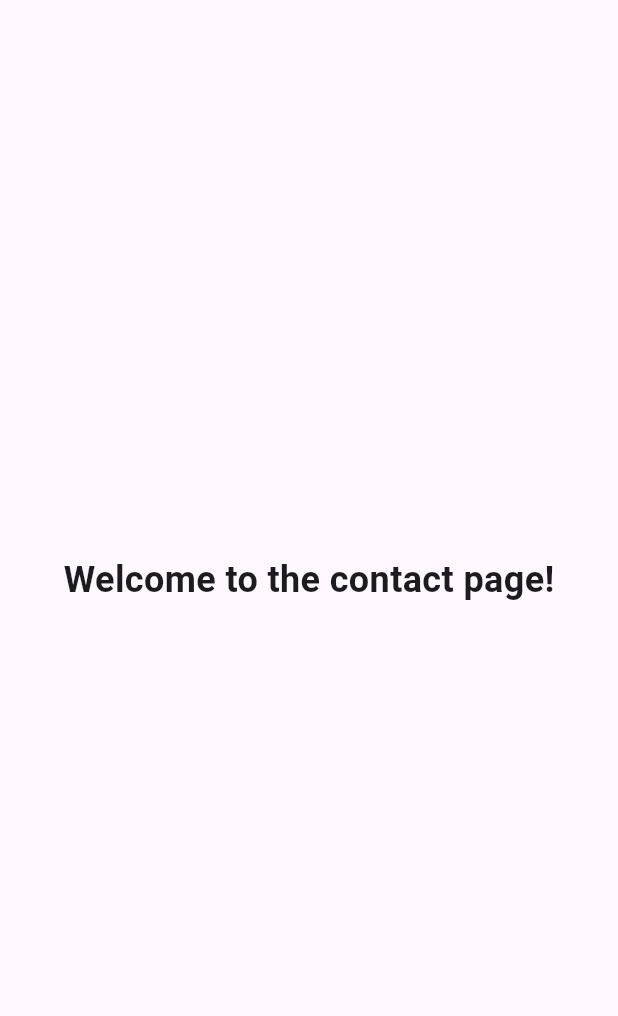
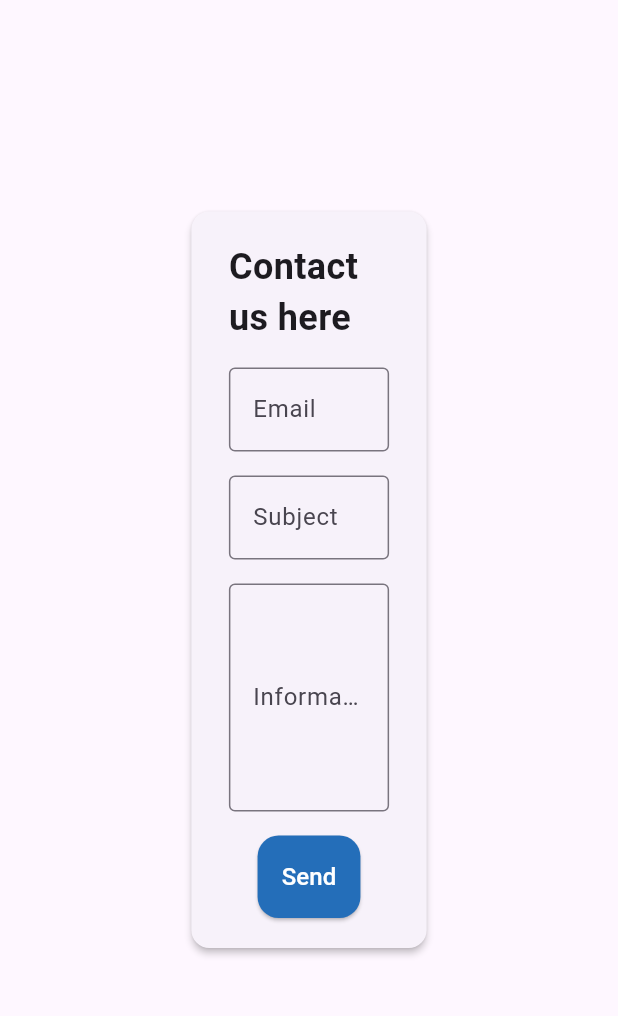
Before and after one commit to GianniQuinten/fluttercommerce, a Flutter app: the screen it shows after launch, after a tap on "Contact", on a phone screen of 412 x 824 dp, the part 114-1130 px from its top. Run offline on Flutter 3.47's test engine with Material 3 defaults, Android fonts, the phone set to English and light mode, and no system bars; network calls fail.

Commit message:
Made contactpage basis layout

```diff
--- a/lib/main.dart
+++ b/lib/main.dart
@@ -1,4 +1,5 @@
 import 'package:flutter/material.dart';
+import 'package:fluttercommerce/src/views/contact_page.dart';
 import 'package:fluttercommerce/src/views/shoe_overview_page.dart';
 import 'package:provider/provider.dart';
 import 'src/providers/shoe_provider.dart';
@@ -21,7 +22,7 @@ class MyApp extends StatelessWidget {
         theme: ThemeData(
           primarySwatch: Colors.blue,
         ),
-        home: HomePage(),
+        home: ContactPage(),
       ),
     );
   }
--- a/lib/src/views/contact_page.dart
+++ b/lib/src/views/contact_page.dart
@@ -2,21 +2,82 @@ import 'package:flutter/material.dart';
 import '../widget/app_bar.dart';
 
 class ContactPage extends StatelessWidget {
-  const ContactPage({super.key});
-
   @override
   Widget build(BuildContext context) {
+
+    double screenWidth = MediaQuery.of(context).size.width;
+    double contactFormPadding = screenWidth * 0.3; // Calculate padding based on screen width
+
     return Scaffold(
       appBar: MyAppBar(title: 'JustShoes'), // Use the AppBar widget
-      body: const Center(
-        child: Column(
-          mainAxisAlignment: MainAxisAlignment.center,
-          children: [
-            Text(
-              'Welcome to the contact page!',
-              style: TextStyle(fontSize: 24, fontWeight: FontWeight.bold),
+      body: Center(
+        child: Padding(
+          padding: EdgeInsets.fromLTRB(contactFormPadding, 25, contactFormPadding, 25),
+          child: Card(
+            elevation: 2,
+            shape: RoundedRectangleBorder(
+              borderRadius: BorderRadius.circular(12),
             ),
-          ],
+            child: Padding(
+              padding: const EdgeInsets.fromLTRB(25, 20, 25, 20),
+              child: Column(
+                mainAxisSize: MainAxisSize.min,
+                children: [
+                  Text(
+                    'Contact us here',
+                    style: TextStyle(
+                      fontSize: 24,
+                      fontWeight: FontWeight.bold,
+                    ),
+                  ),
+                  SizedBox(height: 16),
+                  TextField(
+                    decoration: InputDecoration(
+                      labelText: 'Email',
+                      border: OutlineInputBorder(),
+                    ),
+                  ),
+                  SizedBox(height: 16),
+                  TextField(
+                    decoration: InputDecoration(
+                      labelText: 'Subject',
+                      border: OutlineInputBorder(),
+                    ),
+                  ),
+                  SizedBox(height: 16),
+                  TextField(
+                    maxLines: 5,
+                    decoration: InputDecoration(
+                      labelText: 'Information',
+                      border: OutlineInputBorder(),
+                    ),
+                  ),
+                  SizedBox(height: 16),
+                  ElevatedButton(
+                    onPressed: () {
+                      // Handle form send button
+                    },
+                    style: ElevatedButton.styleFrom(
+                      foregroundColor: Colors.white,
+                      backgroundColor: Color(0xFF246EB9),
+                      // Text color & Background color
+                      shape: RoundedRectangleBorder(
+                        borderRadius: BorderRadius.circular(14), // Corner radius
+                      ),
+                      padding: EdgeInsets.symmetric(
+                        horizontal: 16,
+                        vertical: 16,
+                      ),
+                    ),
+                    child: Text(
+                      'Send',
+                      style: TextStyle(fontSize: 16),
+                    ),
+                  ),
+                ],
+              ),
+            ),
+          ),
         ),
       ),
     );
```
